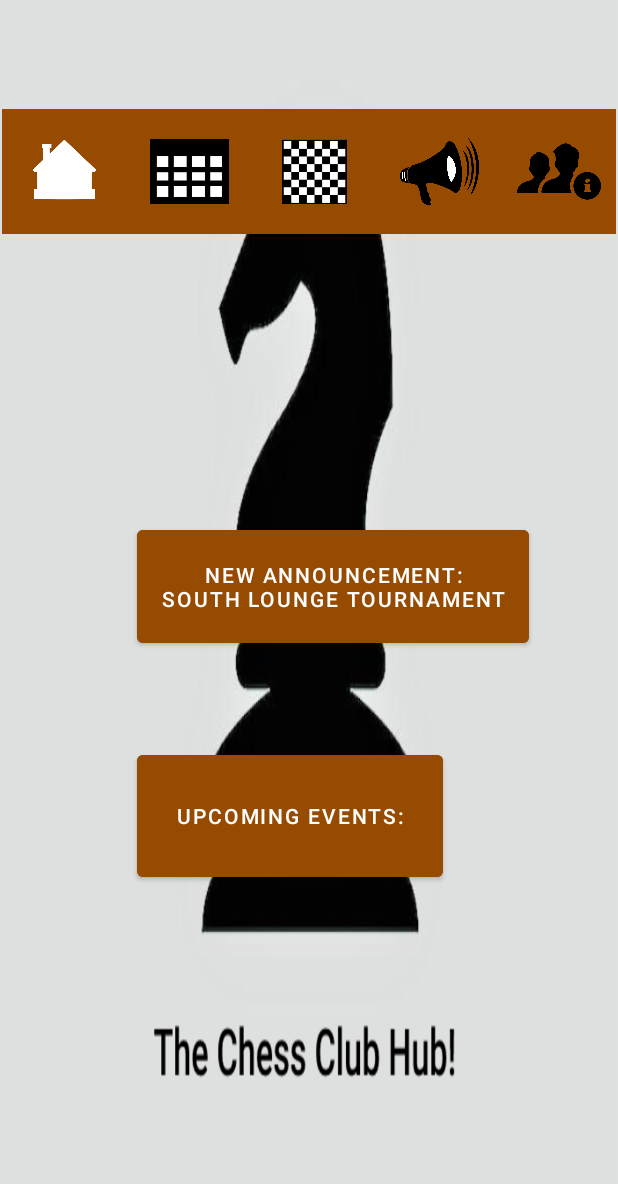
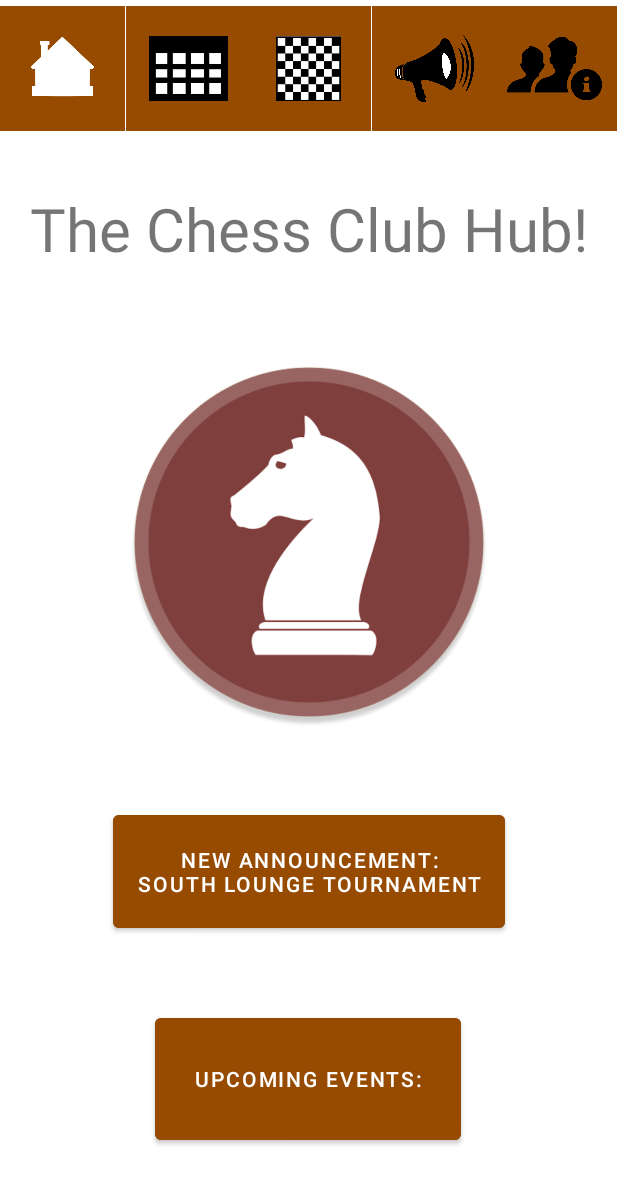
Before and after one commit to ojhscottsmith/Chess_Club_Hub, an Android app: the screen it shows after launch (MainActivity), on a phone screen of 412 x 824 dp. Shown: the top 1184 px of the screen. Run offline under Robolectric (Android 15) with nearby library versions, the phone set to English and light mode, and no system bars.

Commit message:
Polishing up Home Page

```diff
--- a/app/src/main/res/layout/activity_main.xml
+++ b/app/src/main/res/layout/activity_main.xml
@@ -5,141 +5,129 @@
     android:layout_width="match_parent"
     android:layout_height="match_parent"
     tools:context=".MainActivity"
-    android:background="@drawable/ic_cch"
     >
 
 
-        <RelativeLayout
-            android:layout_width="409dp"
-            android:layout_height="729dp"
+    <TextView
+        android:id="@+id/textView"
+        android:layout_width="wrap_content"
+        android:layout_height="wrap_content"
+        android:text="@string/app_title"
+        android:textSize="40dp"
+        app:layout_constraintBottom_toBottomOf="parent"
         app:layout_constraintEnd_toEndOf="parent"
         app:layout_constraintStart_toStartOf="parent"
-            app:layout_constraintBottom_toBottomOf="parent"
-            app:layout_constraintTop_toTopOf="parent">
+        app:layout_constraintTop_toTopOf="parent"
+        app:layout_constraintVertical_bias="0.163" />
+
+    <ImageButton
+        android:id="@+id/login_page"
+        android:layout_width="83dp"
+        android:layout_height="83dp"
+        android:layout_marginStart="328dp"
+        android:layout_marginTop="4dp"
+        android:adjustViewBounds="true"
+        android:background="@color/brown"
+        android:contentDescription="Admin login page"
+        android:padding="10dp"
+        android:scaleType="fitCenter"
+        android:src="@drawable/admin"
+        app:layout_constraintStart_toStartOf="parent"
+        app:layout_constraintTop_toTopOf="parent" />
 
     <ImageButton
         android:id="@+id/home_page"
         android:layout_width="83dp"
         android:layout_height="83dp"
-                android:layout_marginStart="0dp"
-                android:layout_marginTop="25dp"
-                android:layout_marginEnd="0dp"
-                android:layout_marginBottom="0dp"
+        android:layout_marginTop="4dp"
         android:adjustViewBounds="true"
         android:background="@color/brown"
         android:contentDescription="Home page"
         android:padding="3dp"
         android:scaleType="fitCenter"
         android:src="@drawable/negative_home"
+        app:layout_constraintStart_toStartOf="parent"
         app:layout_constraintTop_toTopOf="parent" />
 
     <ImageButton
         android:id="@+id/event_page"
-                android:contentDescription="Event page"
         android:layout_width="83dp"
         android:layout_height="83dp"
-                android:layout_toRightOf="@+id/home_page"
-                android:layout_marginTop="25dp"
+        android:layout_marginStart="84dp"
+        android:layout_marginTop="4dp"
+        android:adjustViewBounds="true"
         android:background="@color/brown"
-                android:src="@drawable/ic_calendar"
-                android:adjustViewBounds="true"
+        android:contentDescription="Event page"
         android:padding="15dp"
         android:scaleType="fitCenter"
+        android:src="@drawable/ic_calendar"
+        app:layout_constraintStart_toStartOf="parent"
+        app:layout_constraintTop_toTopOf="parent" />
+
+    <ImageButton
+        android:id="@+id/announcement_page"
+        android:layout_width="83dp"
+        android:layout_height="83dp"
+        android:layout_marginStart="248dp"
+        android:layout_marginTop="4dp"
+        android:adjustViewBounds="true"
+        android:background="@color/brown"
+        android:contentDescription="Announcement page"
+        android:padding="15dp"
+        android:scaleType="fitCenter"
+        android:src="@drawable/announcements"
+        app:layout_constraintStart_toStartOf="parent"
         app:layout_constraintTop_toTopOf="parent" />
 
     <ImageButton
         android:id="@+id/game_page"
-                android:contentDescription="Game page"
         android:layout_width="83dp"
         android:layout_height="83dp"
-                android:layout_toRightOf="@+id/event_page"
-                android:layout_marginTop="25dp"
+        android:layout_marginStart="164dp"
+        android:layout_marginTop="4dp"
+        android:adjustViewBounds="true"
         android:background="@color/brown"
-                android:src="@drawable/ic_game"
-                android:adjustViewBounds="true"
+        android:contentDescription="Game page"
         android:padding="20dp"
         android:scaleType="fitCenter"
+        android:src="@drawable/ic_game"
+        app:layout_constraintStart_toStartOf="parent"
         app:layout_constraintTop_toTopOf="parent" />
 
-            <ImageButton
-                android:id="@+id/announcement_page"
-                android:contentDescription="Announcement page"
-                android:layout_width="83dp"
-                android:layout_height="83dp"
-                android:layout_toRightOf="@+id/game_page"
-                android:layout_marginTop="25dp"
-                android:background="@color/brown"
-                android:src="@drawable/announcements"
-                android:adjustViewBounds="true"
-                android:padding="15dp"
-                android:scaleType="fitCenter"
-                app:layout_constraintTop_toTopOf="parent" />
-
-            <ImageButton
-                android:id="@+id/login_page"
-                android:contentDescription="Admin login page"
-                android:layout_width="83dp"
-                android:layout_height="83dp"
-                android:layout_toRightOf="@+id/announcement_page"
-                android:layout_marginTop="25dp"
-                android:src="@drawable/admin"
-                android:background="@color/brown"
-                android:adjustViewBounds="true"
-                android:padding="10dp"
-                android:scaleType="fitCenter"
-                app:layout_constraintTop_toTopOf="parent" />
-
-
-
-            <Space
-                android:layout_width="match_parent"
-                android:layout_height="63dp" />
-
-<!--            <Button-->
-<!--                android:id="@+id/button"-->
-<!--                android:layout_width="wrap_content"-->
-<!--                android:layout_height="wrap_content"-->
-<!--                android:text="replace with ImageView"-->
-<!--                android:backgroundTint="@color/brown"-->
-<!--                android:layout_marginTop="200dp"-->
-<!--                android:layout_marginLeft="90dp"-->
-<!--                />-->
-
-
-            <Space
-                android:layout_width="match_parent"
-                android:layout_height="80dp" />
-
-<!--            <TextView-->
-<!--                android:id="@+id/titleView"-->
-<!--                android:layout_width="match_parent"-->
-<!--                android:layout_height="wrap_content"-->
-<!--                android:text="@string/app_title" />-->
-
-            <Space
-                android:layout_width="match_parent"
-                android:layout_height="93dp" />
+    <Button
+        android:id="@+id/eventsBrief"
+        android:layout_width="204dp"
+        android:layout_height="93dp"
+        android:backgroundTint="@color/brown"
+        android:text="@string/home_page_event_title"
+        app:layout_constraintBottom_toBottomOf="parent"
+        app:layout_constraintEnd_toEndOf="parent"
+        app:layout_constraintHorizontal_bias="0.497"
+        app:layout_constraintStart_toStartOf="parent"
+        app:layout_constraintTop_toTopOf="parent"
+        app:layout_constraintVertical_bias="0.921" />
 
     <Button
         android:id="@+id/announcementBrief"
         android:layout_width="wrap_content"
         android:layout_height="87dp"
+        android:backgroundTint="@color/brown"
         android:text="@string/home_page_announcement_title"
-                android:backgroundTint="@color/brown"
-                android:layout_marginTop="300dp"
-                android:layout_marginLeft="90dp"/>
+        app:layout_constraintBottom_toBottomOf="parent"
+        app:layout_constraintEnd_toEndOf="parent"
+        app:layout_constraintStart_toStartOf="parent"
+        app:layout_constraintTop_toTopOf="parent"
+        app:layout_constraintVertical_bias="0.729" />
 
-            <Space
-                android:layout_width="match_parent"
-                android:layout_height="43dp" />
+    <ImageView
+        android:id="@+id/imageView2"
+        android:layout_width="265dp"
+        android:layout_height="265dp"
+        app:layout_constraintBottom_toBottomOf="parent"
+        app:layout_constraintEnd_toEndOf="parent"
+        app:layout_constraintStart_toStartOf="parent"
+        app:layout_constraintTop_toTopOf="parent"
+        app:layout_constraintVertical_bias="0.409"
+        app:srcCompat="@drawable/cch_icon" />
 
-            <Button
-                android:id="@+id/eventsBrief"
-                android:layout_width="204dp"
-                android:layout_height="93dp"
-                android:layout_marginLeft="90dp"
-                android:layout_marginTop="450dp"
-                android:backgroundTint="@color/brown"
-                android:text="@string/home_page_event_title" />
-        </RelativeLayout>
 </androidx.constraintlayout.widget.ConstraintLayout>
```
Also changed, not shown: app/src/main/res/drawable/cch_icon.png (added). Lines whose indentation alone changed are shown as unchanged.
